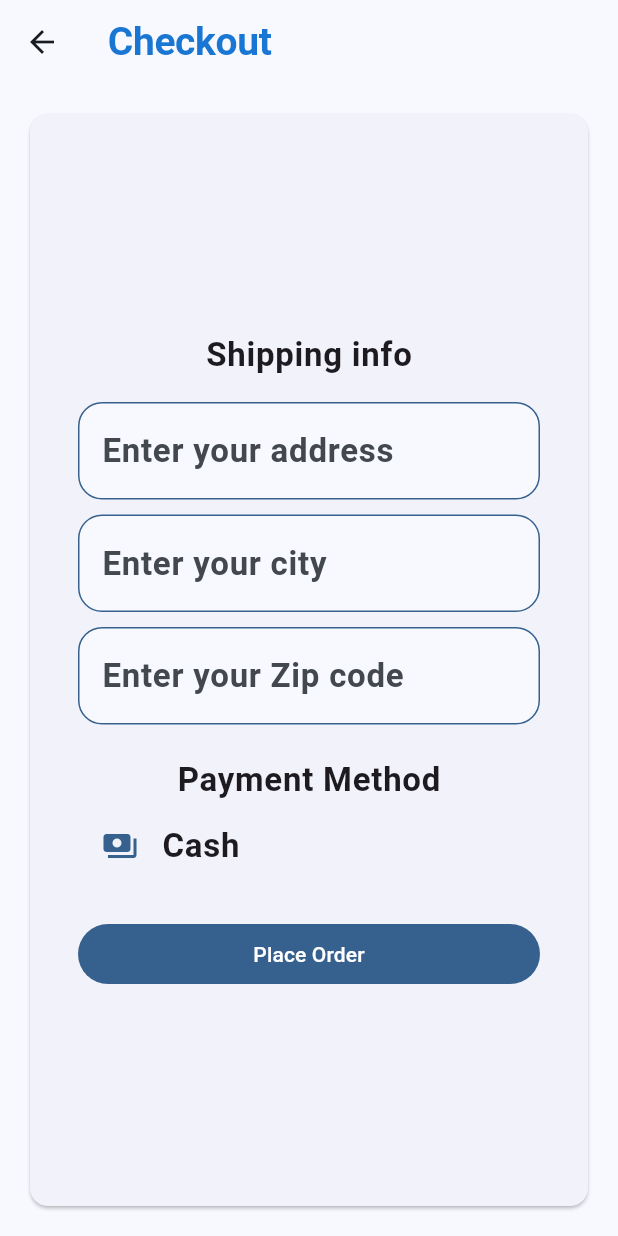
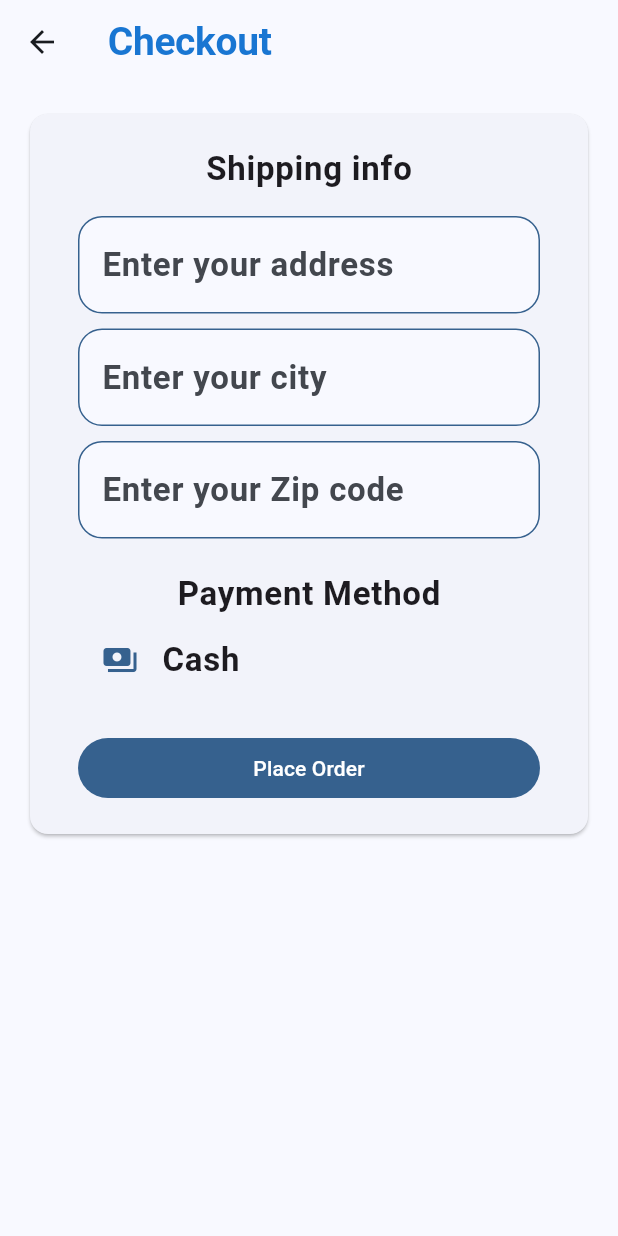
Before and after one commit to AhmedBoda12/Pharmacy-Management-System-Flutter, a Flutter app: the CheckoutPage screen opened by its route, on a phone screen of 412 x 824 dp. Run offline on Flutter 3.47's test engine with Material 3 defaults, Android fonts, the phone set to English and light mode, and no system bars; our stand-ins replace stylish_bottom_bar; network calls fail.

Commit message:
uodated checkout_page

```diff
--- a/lib/views/pages/checkout_page.dart
+++ b/lib/views/pages/checkout_page.dart
@@ -13,7 +13,8 @@ class CheckoutPage extends StatelessWidget {
           style: Theme.of(context).textTheme.displayLarge,
         ),
       ),
-      body: const Padding(
+      body: const SingleChildScrollView(
+        child: Padding(
           padding: EdgeInsets.all(16.0),
           child: Card(
             child: Column(
@@ -24,6 +25,7 @@ class CheckoutPage extends StatelessWidget {
             ),
           ),
         ),
+      ),
     );
   }
 }
--- a/lib/views/widgets/checkout_widgets/checkout_form.dart
+++ b/lib/views/widgets/checkout_widgets/checkout_form.dart
@@ -22,6 +22,9 @@ class _CheckoutFormState extends State<CheckoutForm> {
           padding: const EdgeInsets.symmetric(horizontal: 16.0),
           child: Column(
             children: [
+              const SizedBox(
+                height: 20,
+              ),
               Text(
                 'Shipping info',
                 style: Theme.of(context).textTheme.bodyLarge,
@@ -143,6 +146,9 @@ class _CheckoutFormState extends State<CheckoutForm> {
                   child: const Text('Place Order'),
                 ),
               ),
+              const SizedBox(
+                height: 20,
+              ),
             ],
           ),
         ),
```
Lines whose indentation alone changed are shown as unchanged.
